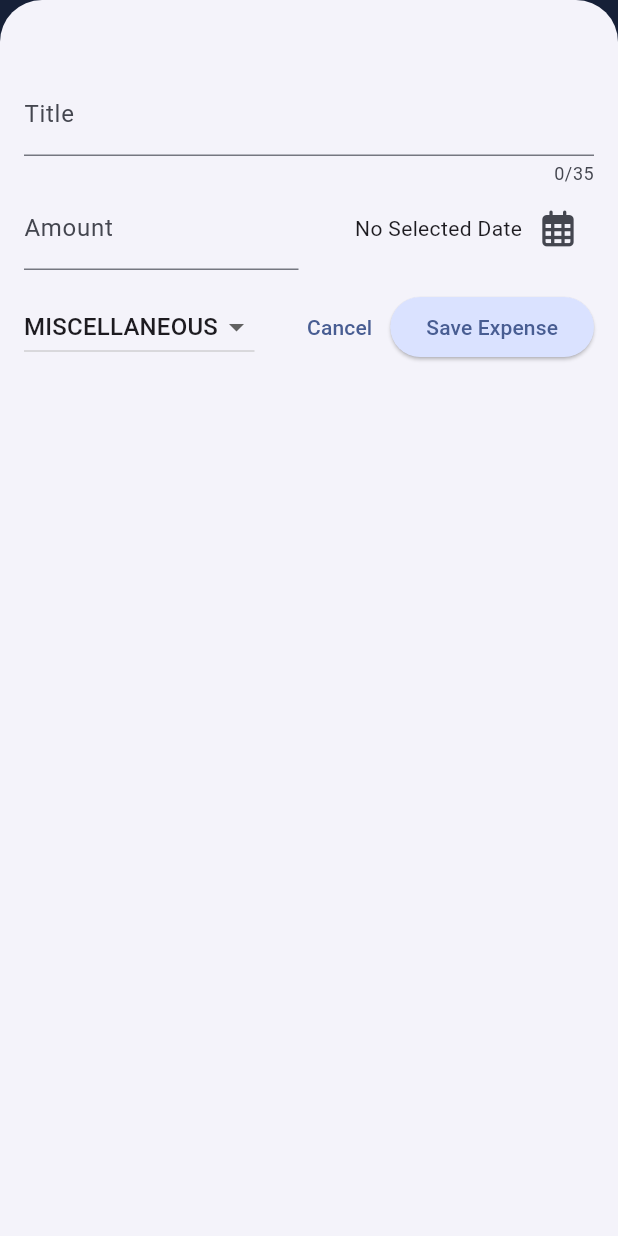
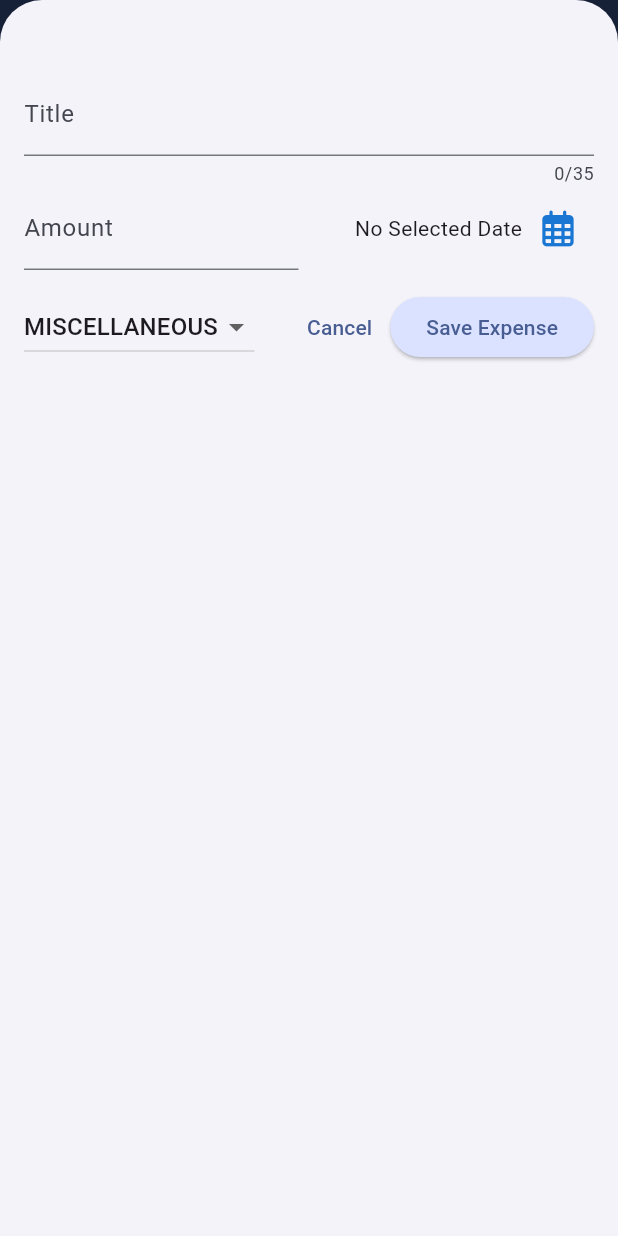
Before and after one commit to CodewithAnn/Expense_Tracker_App, a Flutter app: the screen it shows after launch, after a tap on an icon or button, on a phone screen of 412 x 824 dp. Run offline on Flutter 3.47's test engine with Material 3 defaults, Android fonts, the phone set to English and light mode, and no system bars; our stand-ins replace font_awesome_flutter; missing offline and left inert: dart:ffi.

Commit message:
added dark theme mode

```diff
--- a/lib/Components/const/kcolors.dart
+++ b/lib/Components/const/kcolors.dart
@@ -3,3 +3,6 @@ import 'package:flutter/material.dart';
 var kColorScheme = ColorScheme.fromSeed(
   seedColor: const Color.fromRGBO(57, 99, 192, 1),
 );
+
+var kDarkColorScheme =
+    ColorScheme.fromSeed(seedColor: const Color.fromRGBO(120, 228, 255, 1));
--- a/lib/main.dart
+++ b/lib/main.dart
@@ -6,6 +6,7 @@ void main() {
   runApp(
     MaterialApp(
       theme: kThemeData,
+      darkTheme: kDarkTheme,
       debugShowCheckedModeBanner: false,
       home: const Expenses(),
     ),
--- a/lib/widgets/expense_list/expense_item.dart
+++ b/lib/widgets/expense_list/expense_item.dart
@@ -37,7 +37,8 @@ class ExpenseItem extends StatelessWidget {
                 const Spacer(),
                 Row(
                   children: [
-                    Icon(categoryIcons[expense.category]),
+                    Icon(categoryIcons[expense.category],
+                        color: Theme.of(context).primaryColorDark),
                     const SizedBox(
                       width: 15,
                     ),
--- a/lib/widgets/new_expense..dart
+++ b/lib/widgets/new_expense..dart
@@ -116,7 +116,8 @@ class _NewExpenseState extends State<NewExpense> {
                         : formatter.format(_selectedDate!)),
                     IconButton(
                         onPressed: _selectDatePicker,
-                        icon: const Icon(FontAwesomeIcons.calendarDays))
+                        icon: Icon(FontAwesomeIcons.calendarDays,
+                            color: Theme.of(context).primaryColorDark))
                   ],
                 ),
               )
@@ -128,6 +129,7 @@ class _NewExpenseState extends State<NewExpense> {
           Row(
             children: [
               DropdownButton(
+                  dropdownColor: Theme.of(context).primaryColorLight,
                   value: _selectedCategory,
                   items: Category.values
                       .map(
```
Also changed, not shown: lib/Components/Theme/ktheme.dart (+33 -0 lines).
